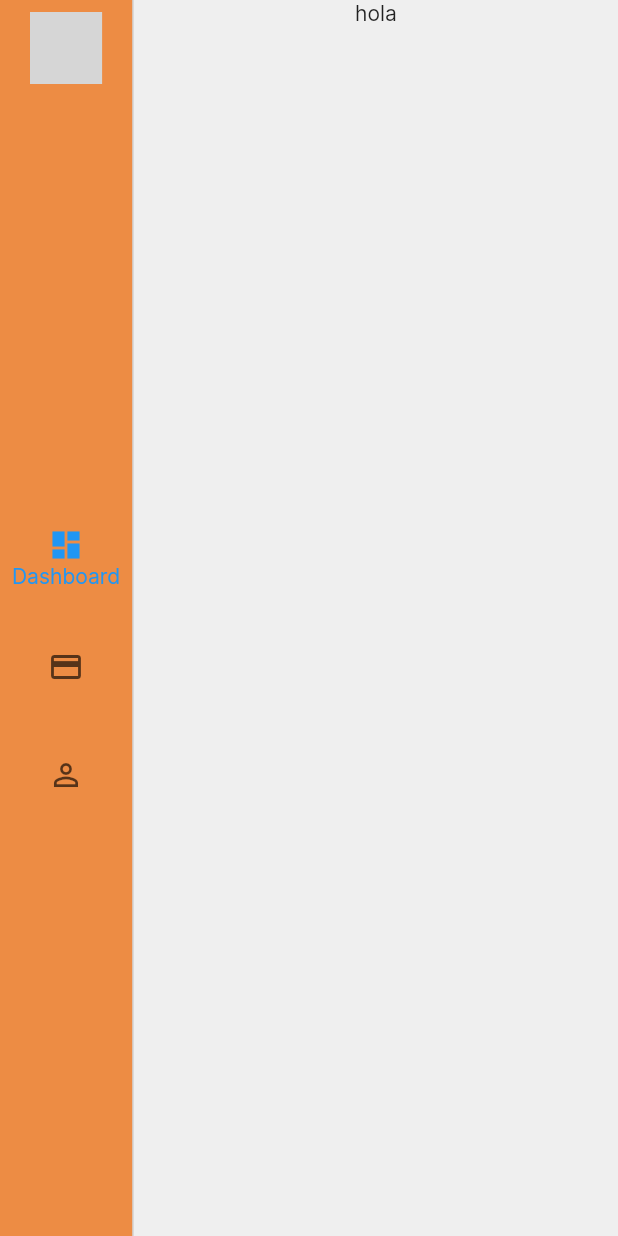
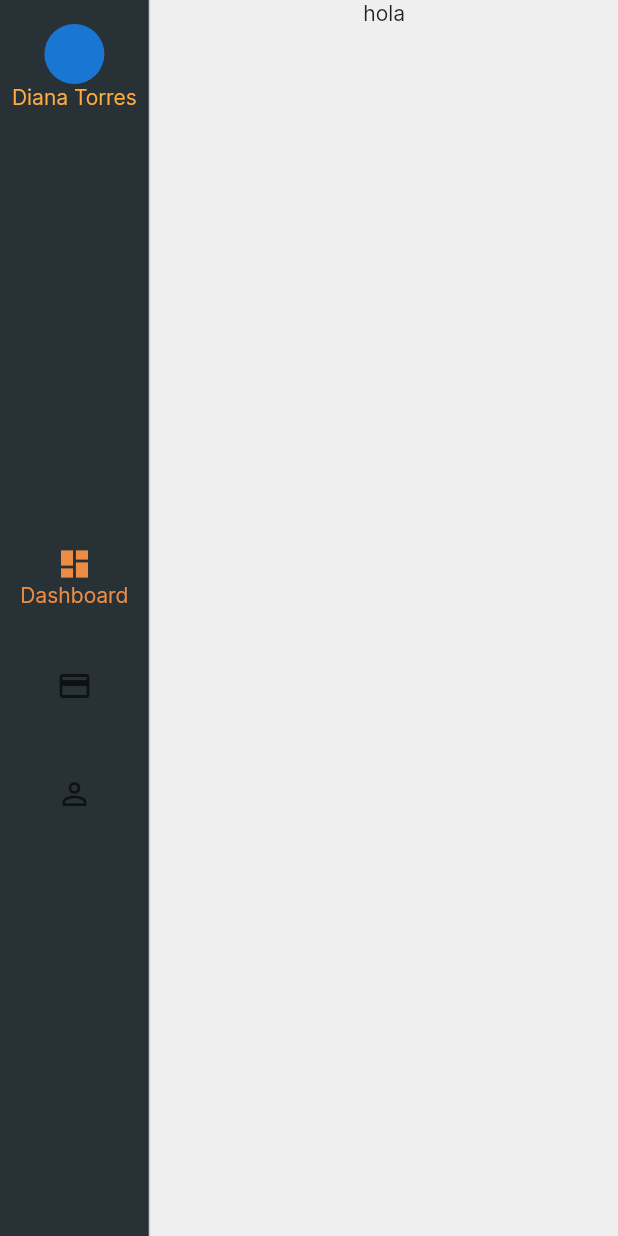
Before and after one commit to LITO-TR/del_centro_app, a Flutter app: the screen it shows after launch, on a phone screen of 412 x 824 dp. Run offline on Flutter 3.47's test engine with Material 2 defaults, Android fonts, the phone set to English and light mode, and no system bars; grey boxes are pictures that could not be loaded.

Commit message:
refactor main page

```diff
--- a/lib/layouts/layout.dart
+++ b/lib/layouts/layout.dart
@@ -1,6 +1,6 @@
-import 'package:del_centro_app/components/avatar.dart';
-import 'package:del_centro_app/pages/customers_page.dart';
+import 'package:del_centro_app/src/features/shared/widgets/avatar.dart';
 import 'package:del_centro_app/src/features/credit/credit_page.dart';
+import 'package:del_centro_app/src/features/customers/customer_page.dart';
 import 'package:del_centro_app/src/features/dashboard/dashboard_page.dart';
 import 'package:flutter/material.dart';
 import 'package:del_centro_app/src/styles/styles.dart';
@@ -15,9 +15,7 @@ class _LayoutState extends State<Layout> {
   static const List<Widget> _widgetOptions = <Widget>[
     DashboardPage(),
     CreditPage(),
-    Text(
-      'Index 3: Settings',
-    ),
+    CustomerPage()
   ];
     int _selectedIndex = 0;
     NavigationRailLabelType labelType = NavigationRailLabelType.selected;
@@ -25,10 +23,12 @@ class _LayoutState extends State<Layout> {
     @override
     Widget build(BuildContext context) {
       return Scaffold(
+
         body: Row(
           children:[
             NavigationRail(
-              backgroundColor: Styles.backgroundOrange,
+              selectedIconTheme: IconThemeData(color: Styles.backgroundOrange),
+              backgroundColor: Styles.blueDark,
               selectedIndex: _selectedIndex,
               groupAlignment: groupAlignment,
               onDestinationSelected: (int index) {
@@ -38,21 +38,21 @@ class _LayoutState extends State<Layout> {
               },
               labelType: labelType,
               leading: Avatar(),
-              destinations: const <NavigationRailDestination>[
+              destinations:  <NavigationRailDestination>[
                 NavigationRailDestination(
                   icon: Icon(Icons.dashboard_outlined),
                   selectedIcon: Icon(Icons.dashboard),
-                  label: Text('Dashboard'),
+                  label: Text('Dashboard',style: TextStyle(color: Styles.backgroundOrange),),
                 ),
                 NavigationRailDestination(
                   icon: Icon(Icons.credit_card),
                   selectedIcon: Icon(Icons.credit_card),
-                  label: Text('Credito'),
+                  label: Text('Credito',style: TextStyle(color: Styles.backgroundOrange),),
                 ),
                 NavigationRailDestination(
                   icon: Icon(Icons.person_outline),
                   selectedIcon: Icon(Icons.person),
-                  label: Text('Clientes'),
+                  label: Text('Clientes',style: TextStyle(color: Styles.backgroundOrange),),
                 ),
               ],
             ),
--- a/lib/main.dart
+++ b/lib/main.dart
@@ -16,7 +16,9 @@ class MyApp extends StatelessWidget {
       debugShowCheckedModeBanner: false,
       title: 'Flutter Demo',
       theme: ThemeData(
+
           fontFamily: 'Inter',
+
           scaffoldBackgroundColor: Styles.scaffoldBackgroundColor),
       home: const Layout(),
     );
```
